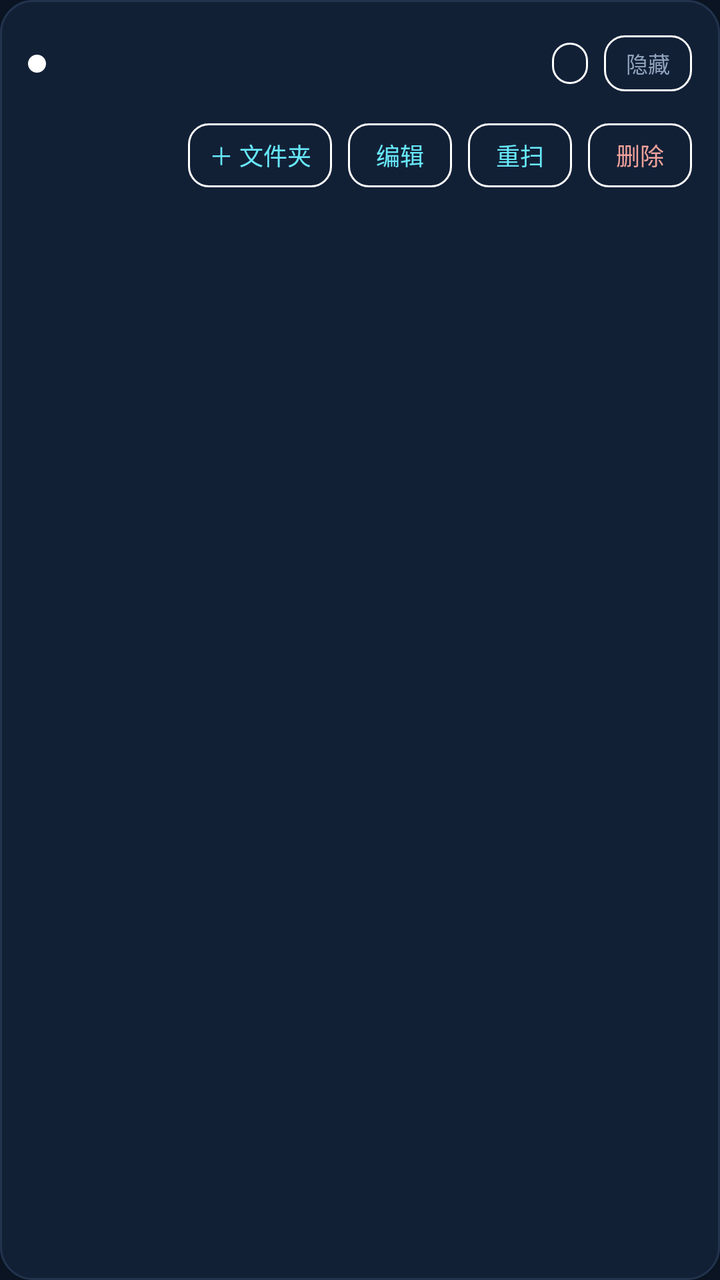
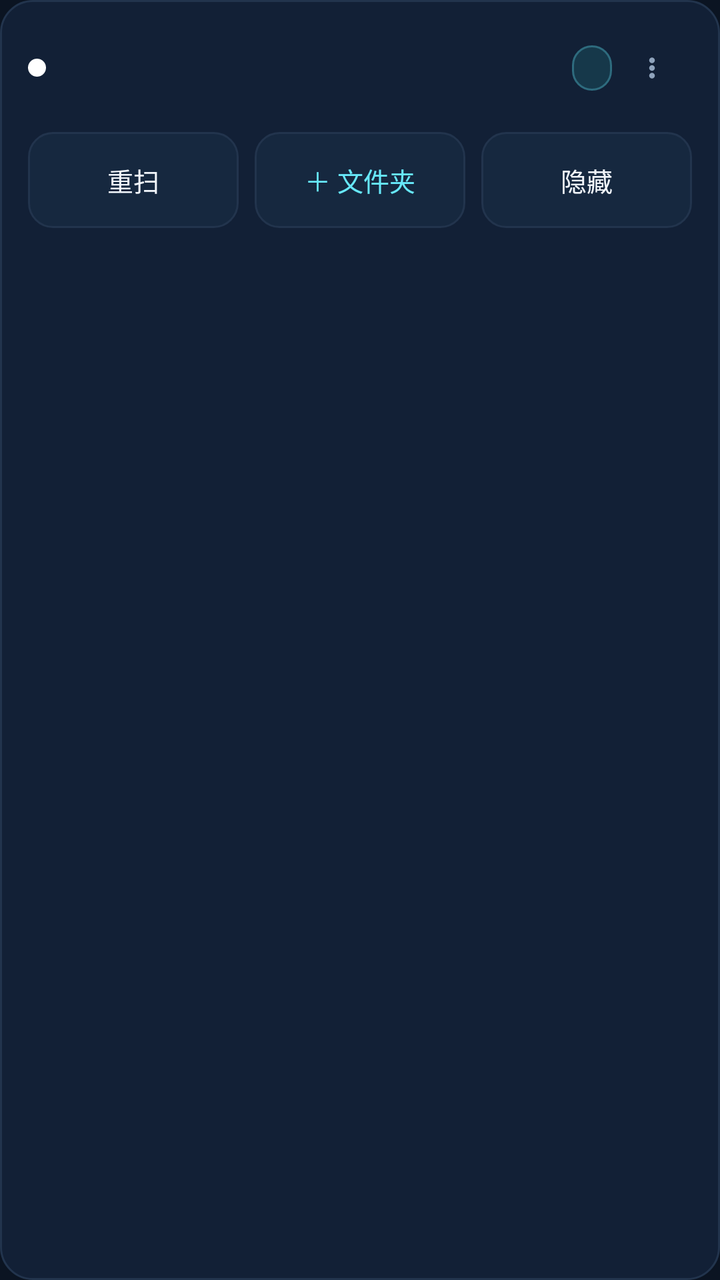

Compare the two renders of this Android layout. The source of the first and the diff that turns it into the second are given below.
<!-- AndroidManifest.xml: application theme Theme.GazeReel -->
<!-- res/layout/item_source.xml -->
<?xml version="1.0" encoding="utf-8"?>
<LinearLayout xmlns:android="http://schemas.android.com/apk/res/android"
    android:layout_width="match_parent"
    android:layout_height="wrap_content"
    android:layout_marginBottom="8dp"
    android:minHeight="58dp"
    android:padding="14dp"
    android:orientation="vertical"
    android:background="@drawable/bg_setup_box">

    <LinearLayout
        android:layout_width="match_parent"
        android:layout_height="wrap_content"
        android:orientation="horizontal"
        android:gravity="center_vertical">

        <View
            android:id="@+id/sourceDot"
            android:layout_width="9dp"
            android:layout_height="9dp"
            android:layout_marginEnd="12dp"
            android:background="@drawable/bg_setup_dot" />

        <LinearLayout
            android:layout_width="0dp"
            android:layout_height="wrap_content"
            android:layout_weight="1"
            android:orientation="vertical">

            <TextView
                android:id="@+id/sourceTitle"
                android:layout_width="match_parent"
                android:layout_height="wrap_content"
                android:textSize="14sp"
                android:textStyle="bold"
                android:maxLines="1"
                android:ellipsize="middle"
                android:textColor="@color/setup_text" />

            <TextView
                android:id="@+id/sourceSubtitle"
                android:layout_width="match_parent"
                android:layout_height="wrap_content"
                android:layout_marginTop="2dp"
                android:textSize="11sp"
                android:maxLines="1"
                android:ellipsize="middle"
                android:textColor="@color/setup_muted" />
        </LinearLayout>

        <TextView
            android:id="@+id/sourceChip"
            android:layout_width="wrap_content"
            android:layout_height="wrap_content"
            android:layout_marginStart="10dp"
            android:background="@drawable/bg_setup_chip"
            android:textSize="11sp"
            android:textColor="@color/setup_muted" />

        
        <TextView
            android:id="@+id/sourceHide"
            android:layout_width="wrap_content"
            android:layout_height="wrap_content"
            android:layout_marginStart="8dp"
            android:minWidth="44dp"
            android:minHeight="28dp"
            android:gravity="center"
            android:paddingStart="8dp"
            android:paddingEnd="8dp"
            android:background="@drawable/bg_setup_chip"
            android:text="@string/setup_hide"
            android:textSize="11sp"
            android:textColor="@color/setup_muted" />
    </LinearLayout>

    <LinearLayout
        android:layout_width="match_parent"
        android:layout_height="wrap_content"
        android:layout_marginTop="12dp"
        android:orientation="horizontal"
        android:gravity="end">

        
        <TextView
            android:id="@+id/sourceAddFolder"
            android:layout_width="wrap_content"
            android:layout_height="wrap_content"
            android:minWidth="72dp"
            android:minHeight="32dp"
            android:gravity="center"
            android:background="@drawable/bg_setup_chip"
            android:text="@string/setup_add_folder"
            android:textSize="12sp"
            android:textColor="@color/setup_cyan" />

        <TextView
            android:id="@+id/sourceEdit"
            android:layout_width="wrap_content"
            android:layout_height="wrap_content"
            android:layout_marginStart="8dp"
            android:minWidth="52dp"
            android:minHeight="32dp"
            android:gravity="center"
            android:background="@drawable/bg_setup_chip"
            android:text="@string/setup_edit"
            android:textSize="12sp"
            android:textColor="@color/setup_cyan" />

        <TextView
            android:id="@+id/sourceRescan"
            android:layout_width="wrap_content"
            android:layout_height="wrap_content"
            android:layout_marginStart="8dp"
            android:minWidth="52dp"
            android:minHeight="32dp"
            android:gravity="center"
            android:background="@drawable/bg_setup_chip"
            android:text="@string/setup_rescan"
            android:textSize="12sp"
            android:textColor="@color/setup_cyan" />

        <TextView
            android:id="@+id/sourceDelete"
            android:layout_width="wrap_content"
            android:layout_height="wrap_content"
            android:layout_marginStart="8dp"
            android:minWidth="52dp"
            android:minHeight="32dp"
            android:gravity="center"
            android:background="@drawable/bg_setup_chip"
            android:text="@string/setup_delete"
            android:textSize="12sp"
            android:textColor="@color/setup_err" />
    </LinearLayout>

</LinearLayout>
<!-- resources referenced by this layout -->
<resources>
  <color name="setup_cyan">#FF67E8F9</color>
  <color name="setup_err">#FFF0A29B</color>
  <color name="setup_muted">#FF8FA3BC</color>
  <color name="setup_text">#FFF2F6FB</color>
  <!-- drawable bg_setup_box (drawable) -->
  <?xml version="1.0" encoding="utf-8"?>
  <shape xmlns:android="http://schemas.android.com/apk/res/android" android:shape="rectangle">
      <solid android:color="@color/setup_card" />
      <stroke android:width="1dp" android:color="@color/setup_border" />
      <corners android:radius="16dp" />
      <padding android:left="16dp" android:top="16dp" android:right="16dp" android:bottom="16dp" />
  </shape>
  <!-- drawable bg_setup_chip (drawable) -->
  <?xml version="1.0" encoding="utf-8"?>
  <shape xmlns:android="http://schemas.android.com/apk/res/android" android:shape="rectangle">
      <solid android:color="@android:color/transparent" />
      <stroke android:width="1dp" android:color="#FFFFFFFF" />
      <corners android:radius="10dp" />
      <padding android:left="9dp" android:top="3dp" android:right="9dp" android:bottom="3dp" />
  </shape>
  <!-- drawable bg_setup_dot (drawable) -->
  <?xml version="1.0" encoding="utf-8"?>
  <shape xmlns:android="http://schemas.android.com/apk/res/android" android:shape="oval">
      <solid android:color="#FFFFFFFF" />
      <size android:width="9dp" android:height="9dp" />
  </shape>
  <string name="setup_add_folder">＋ 文件夹</string>
  <string name="setup_delete">删除</string>
  <string name="setup_edit">编辑</string>
  <string name="setup_hide">隐藏</string>
  <string name="setup_rescan">重扫</string>
  <style name="Theme.GazeReel" parent="Theme.MaterialComponents.NoActionBar">
          <item name="colorPrimary">@color/brand_cyan</item>
          <item name="colorPrimaryDark">@color/setup_bg</item>
          <item name="colorAccent">@color/brand_cyan</item>
          <item name="android:colorBackground">@color/setup_bg</item>
          <item name="android:textColorPrimary">@color/setup_text</item>
          <item name="android:textColorHint">@color/setup_muted</item>
          <item name="android:windowLightStatusBar">false</item>
          <item name="android:statusBarColor">@color/setup_bg</item>
      </style>
  <color name="setup_card">#FF122036</color>
  <color name="setup_border">#FF22344D</color>
  <color name="brand_cyan">#FF67E8F9</color>
  <color name="setup_bg">#FF0B1422</color>
</resources>

<!-- the commit's change to res/layout/item_source.xml (unified diff, before → after) -->
@@ -2,11 +2,12 @@
 <LinearLayout xmlns:android="http://schemas.android.com/apk/res/android"
     android:layout_width="match_parent"
     android:layout_height="wrap_content"
-    android:layout_marginBottom="8dp"
-    android:minHeight="58dp"
+    android:layout_marginBottom="10dp"
+    android:minHeight="76dp"
     android:padding="14dp"
     android:orientation="vertical"
-    android:background="@drawable/bg_setup_box">
+    android:background="@drawable/bg_setup_box"
+    android:foreground="?attr/selectableItemBackground">
 
     <LinearLayout
         android:layout_width="match_parent"
@@ -18,7 +19,7 @@
             android:id="@+id/sourceDot"
             android:layout_width="9dp"
             android:layout_height="9dp"
-            android:layout_marginEnd="12dp"
+            android:layout_marginEnd="10dp"
             android:background="@drawable/bg_setup_dot" />
 
         <LinearLayout
@@ -31,7 +32,7 @@
                 android:id="@+id/sourceTitle"
                 android:layout_width="match_parent"
                 android:layout_height="wrap_content"
-                android:textSize="14sp"
+                android:textSize="15sp"
                 android:textStyle="bold"
                 android:maxLines="1"
                 android:ellipsize="middle"
@@ -41,10 +42,21 @@
                 android:id="@+id/sourceSubtitle"
                 android:layout_width="match_parent"
                 android:layout_height="wrap_content"
+                android:layout_marginTop="3dp"
+                android:textSize="12sp"
+                android:maxLines="1"
+                android:ellipsize="end"
+                android:textColor="@color/setup_muted" />
+
+            <TextView
+                android:id="@+id/sourceAddress"
+                android:layout_width="match_parent"
+                android:layout_height="wrap_content"
                 android:layout_marginTop="2dp"
                 android:textSize="11sp"
                 android:maxLines="1"
                 android:ellipsize="middle"
+                android:visibility="gone"
                 android:textColor="@color/setup_muted" />
         </LinearLayout>
 
@@ -52,26 +64,20 @@
             android:id="@+id/sourceChip"
             android:layout_width="wrap_content"
             android:layout_height="wrap_content"
-            android:layout_marginStart="10dp"
-            android:background="@drawable/bg_setup_chip"
+            android:layout_marginStart="8dp"
+            android:background="@drawable/bg_setup_chip_solid"
             android:textSize="11sp"
-            android:textColor="@color/setup_muted" />
+            android:textColor="@color/setup_cyan" />
 
-        
-        <TextView
-            android:id="@+id/sourceHide"
-            android:layout_width="wrap_content"
-            android:layout_height="wrap_content"
-            android:layout_marginStart="8dp"
-            android:minWidth="44dp"
-            android:minHeight="28dp"
-            android:gravity="center"
-            android:paddingStart="8dp"
-            android:paddingEnd="8dp"
-            android:background="@drawable/bg_setup_chip"
-            android:text="@string/setup_hide"
-            android:textSize="11sp"
-            android:textColor="@color/setup_muted" />
+        <ImageButton
+            android:id="@+id/sourceMore"
+            android:layout_width="40dp"
+            android:layout_height="40dp"
+            android:src="@drawable/ic_setup_more"
+            android:scaleType="fitCenter"
+            android:padding="10dp"
+            android:background="?attr/selectableItemBackgroundBorderless"
+            android:contentDescription="@string/cd_more" />
     </LinearLayout>
 
     <LinearLayout
@@ -79,59 +85,45 @@
         android:layout_height="wrap_content"
         android:layout_marginTop="12dp"
         android:orientation="horizontal"
-        android:gravity="end">
+        android:gravity="center_vertical">
 
-        
+        <TextView
+            android:id="@+id/sourceRescan"
+            android:layout_width="0dp"
+            android:layout_height="48dp"
+            android:layout_weight="1"
+            android:gravity="center"
+            android:background="@drawable/bg_setup_action"
+            android:foreground="?attr/selectableItemBackground"
+            android:text="@string/source_action_rescan"
+            android:textSize="13sp"
+            android:textColor="@color/setup_text" />
+
         <TextView
             android:id="@+id/sourceAddFolder"
-            android:layout_width="wrap_content"
-            android:layout_height="wrap_content"
-            android:minWidth="72dp"
-            android:minHeight="32dp"
+            android:layout_width="0dp"
+            android:layout_height="48dp"
+            android:layout_weight="1"
+            android:layout_marginStart="8dp"
             android:gravity="center"
-            android:background="@drawable/bg_setup_chip"
-            android:text="@string/setup_add_folder"
-            android:textSize="12sp"
+            android:background="@drawable/bg_setup_action"
+            android:foreground="?attr/selectableItemBackground"
+            android:text="@string/source_action_folder"
+            android:textSize="13sp"
             android:textColor="@color/setup_cyan" />
 
         <TextView
-            android:id="@+id/sourceEdit"
-            android:layout_width="wrap_content"
-            android:layout_height="wrap_content"
+            android:id="@+id/sourceHide"
+            android:layout_width="0dp"
+            android:layout_height="48dp"
+            android:layout_weight="1"
             android:layout_marginStart="8dp"
-            android:minWidth="52dp"
-            android:minHeight="32dp"
             android:gravity="center"
-            android:background="@drawable/bg_setup_chip"
-            android:text="@string/setup_edit"
-            android:textSize="12sp"
-            android:textColor="@color/setup_cyan" />
-
-        <TextView
-            android:id="@+id/sourceRescan"
-            android:layout_width="wrap_content"
-            android:layout_height="wrap_content"
-            android:layout_marginStart="8dp"
-            android:minWidth="52dp"
-            android:minHeight="32dp"
-            android:gravity="center"
-            android:background="@drawable/bg_setup_chip"
-            android:text="@string/setup_rescan"
-            android:textSize="12sp"
-            android:textColor="@color/setup_cyan" />
-
-        <TextView
-            android:id="@+id/sourceDelete"
-            android:layout_width="wrap_content"
-            android:layout_height="wrap_content"
-            android:layout_marginStart="8dp"
-            android:minWidth="52dp"
-            android:minHeight="32dp"
-            android:gravity="center"
-            android:background="@drawable/bg_setup_chip"
-            android:text="@string/setup_delete"
-            android:textSize="12sp"
-            android:textColor="@color/setup_err" />
+            android:background="@drawable/bg_setup_action"
+            android:foreground="?attr/selectableItemBackground"
+            android:text="@string/setup_hide"
+            android:textSize="13sp"
+            android:textColor="@color/setup_text" />
     </LinearLayout>
 
 </LinearLayout>
<!-- resource entries referenced after the edit -->
@@ -1,9 +1,15 @@
 <!-- resources referenced by this layout -->
 <resources>
   <color name="setup_cyan">#FF67E8F9</color>
-  <color name="setup_err">#FFF0A29B</color>
   <color name="setup_muted">#FF8FA3BC</color>
   <color name="setup_text">#FFF2F6FB</color>
+  <!-- drawable bg_setup_action (drawable) -->
+  <?xml version="1.0" encoding="utf-8"?>
+  <shape xmlns:android="http://schemas.android.com/apk/res/android" android:shape="rectangle">
+      <solid android:color="@color/setup_surface" />
+      <stroke android:width="1dp" android:color="@color/setup_border" />
+      <corners android:radius="12dp" />
+  </shape>
   <!-- drawable bg_setup_box (drawable) -->
   <?xml version="1.0" encoding="utf-8"?>
   <shape xmlns:android="http://schemas.android.com/apk/res/android" android:shape="rectangle">
@@ -12,13 +18,13 @@
       <corners android:radius="16dp" />
       <padding android:left="16dp" android:top="16dp" android:right="16dp" android:bottom="16dp" />
   </shape>
-  <!-- drawable bg_setup_chip (drawable) -->
+  <!-- drawable bg_setup_chip_solid (drawable) -->
   <?xml version="1.0" encoding="utf-8"?>
   <shape xmlns:android="http://schemas.android.com/apk/res/android" android:shape="rectangle">
-      <solid android:color="@android:color/transparent" />
-      <stroke android:width="1dp" android:color="#FFFFFFFF" />
-      <corners android:radius="10dp" />
-      <padding android:left="9dp" android:top="3dp" android:right="9dp" android:bottom="3dp" />
+      <solid android:color="@color/setup_chip_fill" />
+      <stroke android:width="1dp" android:color="@color/setup_chip_edge" />
+      <corners android:radius="12dp" />
+      <padding android:left="10dp" android:top="4dp" android:right="10dp" android:bottom="4dp" />
   </shape>
   <!-- drawable bg_setup_dot (drawable) -->
   <?xml version="1.0" encoding="utf-8"?>
@@ -26,11 +32,27 @@
       <solid android:color="#FFFFFFFF" />
       <size android:width="9dp" android:height="9dp" />
   </shape>
-  <string name="setup_add_folder">＋ 文件夹</string>
-  <string name="setup_delete">删除</string>
-  <string name="setup_edit">编辑</string>
+  <!-- drawable ic_setup_more (drawable) -->
+  <?xml version="1.0" encoding="utf-8"?>
+  <vector xmlns:android="http://schemas.android.com/apk/res/android"
+      android:width="24dp"
+      android:height="24dp"
+      android:viewportWidth="24"
+      android:viewportHeight="24">
+      <path
+          android:fillColor="#FF8FA3BC"
+          android:pathData="M12,7.4m-1.7,0a1.7,1.7 0 1,0 3.4,0a1.7,1.7 0 1,0 -3.4,0" />
+      <path
+          android:fillColor="#FF8FA3BC"
+          android:pathData="M12,12m-1.7,0a1.7,1.7 0 1,0 3.4,0a1.7,1.7 0 1,0 -3.4,0" />
+      <path
+          android:fillColor="#FF8FA3BC"
+          android:pathData="M12,16.6m-1.7,0a1.7,1.7 0 1,0 3.4,0a1.7,1.7 0 1,0 -3.4,0" />
+  </vector>
+  <string name="cd_more">更多操作</string>
   <string name="setup_hide">隐藏</string>
-  <string name="setup_rescan">重扫</string>
+  <string name="source_action_folder">＋ 文件夹</string>
+  <string name="source_action_rescan">重扫</string>
   <style name="Theme.GazeReel" parent="Theme.MaterialComponents.NoActionBar">
           <item name="colorPrimary">@color/brand_cyan</item>
           <item name="colorPrimaryDark">@color/setup_bg</item>
@@ -41,7 +63,10 @@
           <item name="android:windowLightStatusBar">false</item>
           <item name="android:statusBarColor">@color/setup_bg</item>
       </style>
+  <color name="setup_surface">#FF16283F</color>
   <color name="setup_card">#FF122036</color>
+  <color name="setup_chip_fill">#FF16384A</color>
+  <color name="setup_chip_edge">#FF2E6B7E</color>
   <color name="setup_border">#FF22344D</color>
   <color name="brand_cyan">#FF67E8F9</color>
   <color name="setup_bg">#FF0B1422</color>
